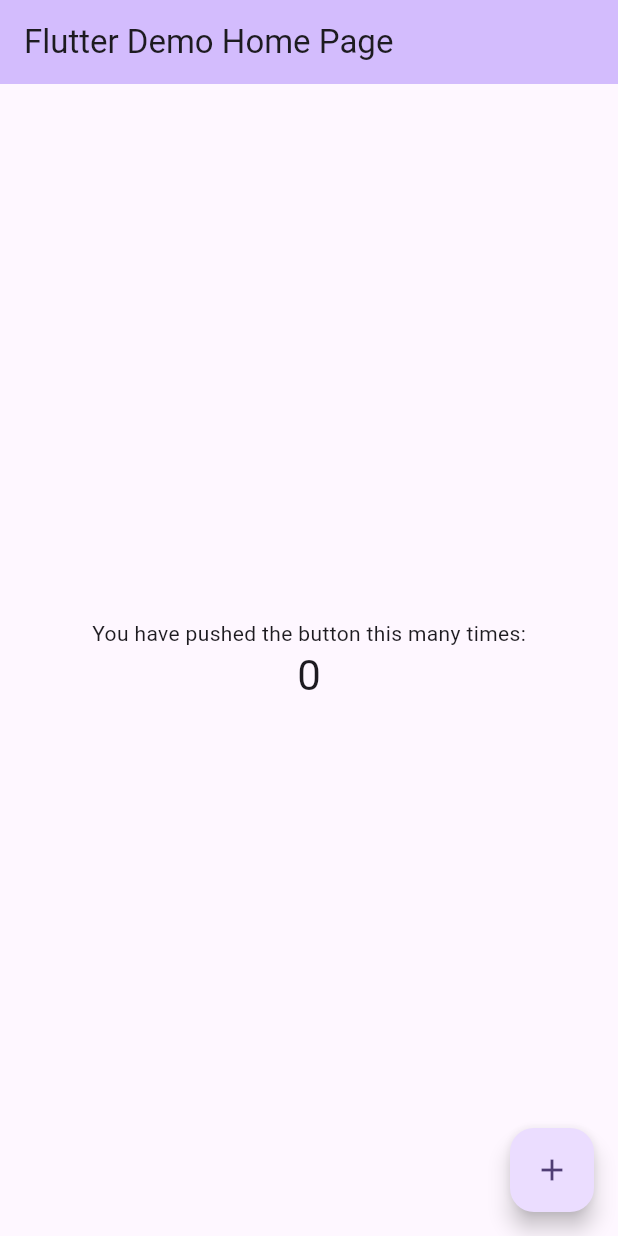
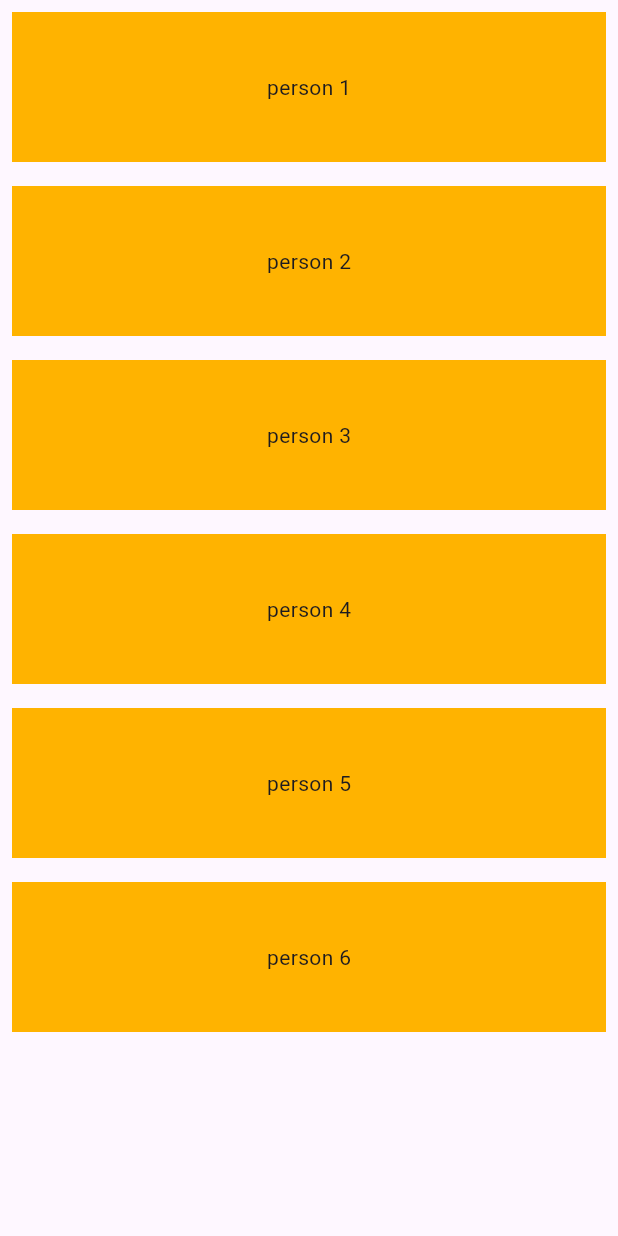
Before and after one commit to Rubey4112/splate, a Flutter app: the screen it shows after launch, on a phone screen of 412 x 824 dp. Run offline on Flutter 3.47's test engine with Material 3 defaults, Android fonts, the light colour scheme and no system bars.

Commit message:
Created a basic Person widget. Will be used to store that person orders

```diff
--- a/lib/main.dart
+++ b/lib/main.dart
@@ -1,122 +1,41 @@
 import 'package:flutter/material.dart';
+import 'person.dart';
 
 void main() {
-  runApp(const MyApp());
+  runApp(SplateApp());
 }
 
-class MyApp extends StatelessWidget {
-  const MyApp({super.key});
+class SplateApp extends StatelessWidget {
+  const SplateApp({super.key});
 
-  // This widget is the root of your application.
+  static const List _persons = [
+    'person 1',
+    'person 2',
+    'person 3',
+    'person 4',
+    'person 5',
+    'person 6',
+  ];
+
   @override
   Widget build(BuildContext context) {
     return MaterialApp(
-      title: 'Flutter Demo',
+      title: 'Splate',
       theme: ThemeData(
-        // This is the theme of your application.
-        //
-        // TRY THIS: Try running your application with "flutter run". You'll see
-        // the application has a purple toolbar. Then, without quitting the app,
-        // try changing the seedColor in the colorScheme below to Colors.green
-        // and then invoke "hot reload" (save your changes or press the "hot
-        // reload" button in a Flutter-supported IDE, or press "r" if you used
-        // the command line to start the app).
-        //
-        // Notice that the counter didn't reset back to zero; the application
-        // state is not lost during the reload. To reset the state, use hot
-        // restart instead.
-        //
-        // This works for code too, not just values: Most code changes can be
-        // tested with just a hot reload.
         colorScheme: ColorScheme.fromSeed(seedColor: Colors.deepPurple),
       ),
-      home: const MyHomePage(title: 'Flutter Demo Home Page'),
-    );
-  }
-}
-
-class MyHomePage extends StatefulWidget {
-  const MyHomePage({super.key, required this.title});
-
-  // This widget is the home page of your application. It is stateful, meaning
-  // that it has a State object (defined below) that contains fields that affect
-  // how it looks.
-
-  // This class is the configuration for the state. It holds the values (in this
-  // case the title) provided by the parent (in this case the App widget) and
-  // used by the build method of the State. Fields in a Widget subclass are
-  // always marked "final".
-
-  final String title;
-
-  @override
-  State<MyHomePage> createState() => _MyHomePageState();
-}
-
-class _MyHomePageState extends State<MyHomePage> {
-  int _counter = 0;
-
-  void _incrementCounter() {
-    setState(() {
-      // This call to setState tells the Flutter framework that something has
-      // changed in this State, which causes it to rerun the build method below
-      // so that the display can reflect the updated values. If we changed
-      // _counter without calling setState(), then the build method would not be
-      // called again, and so nothing would appear to happen.
-      _counter++;
-    });
-  }
-
-  @override
-  Widget build(BuildContext context) {
-    // This method is rerun every time setState is called, for instance as done
-    // by the _incrementCounter method above.
-    //
-    // The Flutter framework has been optimized to make rerunning build methods
-    // fast, so that you can just rebuild anything that needs updating rather
-    // than having to individually change instances of widgets.
-    return Scaffold(
-      appBar: AppBar(
-        // TRY THIS: Try changing the color here to a specific color (to
-        // Colors.amber, perhaps?) and trigger a hot reload to see the AppBar
-        // change color while the other colors stay the same.
-        backgroundColor: Theme.of(context).colorScheme.inversePrimary,
-        // Here we take the value from the MyHomePage object that was created by
-        // the App.build method, and use it to set our appbar title.
-        title: Text(widget.title),
-      ),
-      body: Center(
-        // Center is a layout widget. It takes a single child and positions it
-        // in the middle of the parent.
-        child: Column(
-          // Column is also a layout widget. It takes a list of children and
-          // arranges them vertically. By default, it sizes itself to fit its
-          // children horizontally, and tries to be as tall as its parent.
-          //
-          // Column has various properties to control how it sizes itself and
-          // how it positions its children. Here we use mainAxisAlignment to
-          // center the children vertically; the main axis here is the vertical
-          // axis because Columns are vertical (the cross axis would be
-          // horizontal).
-          //
-          // TRY THIS: Invoke "debug painting" (choose the "Toggle Debug Paint"
-          // action in the IDE, or press "p" in the console), to see the
-          // wireframe for each widget.
-          mainAxisAlignment: MainAxisAlignment.center,
-          children: <Widget>[
-            const Text('You have pushed the button this many times:'),
-            Text(
-              '$_counter',
-              style: Theme.of(context).textTheme.headlineMedium,
+      home: Scaffold(
+        body: Column(
+          children: [
+            Expanded(
+              child: ListView.builder(
+                itemCount: _persons.length,
+                itemBuilder: (context, index) => Person(name: _persons[index]),
+              ),
             ),
           ],
         ),
       ),
-      floatingActionButton: FloatingActionButton(
-        onPressed: _incrementCounter,
-        tooltip: 'Increment',
-        child: const Icon(Icons.add),
-      ), // This trailing comma makes auto-formatting nicer for build methods.
     );
   }
 }
--- /dev/null
+++ b/lib/person.dart
@@ -0,0 +1,18 @@
+import 'package:flutter/material.dart';
+
+class Person extends StatelessWidget {
+  final String name;
+  const Person({required this.name, super.key});
+
+  @override
+  Widget build(BuildContext context) {
+    return Padding(
+      padding: const EdgeInsets.all(8.0),
+      child: Container(
+        height: 100,
+        color: Colors.amber[600],
+        child: Center(child: Text(name)),
+      ),
+    );
+  }
+}
```
Also changed, not shown: 1 other file.
